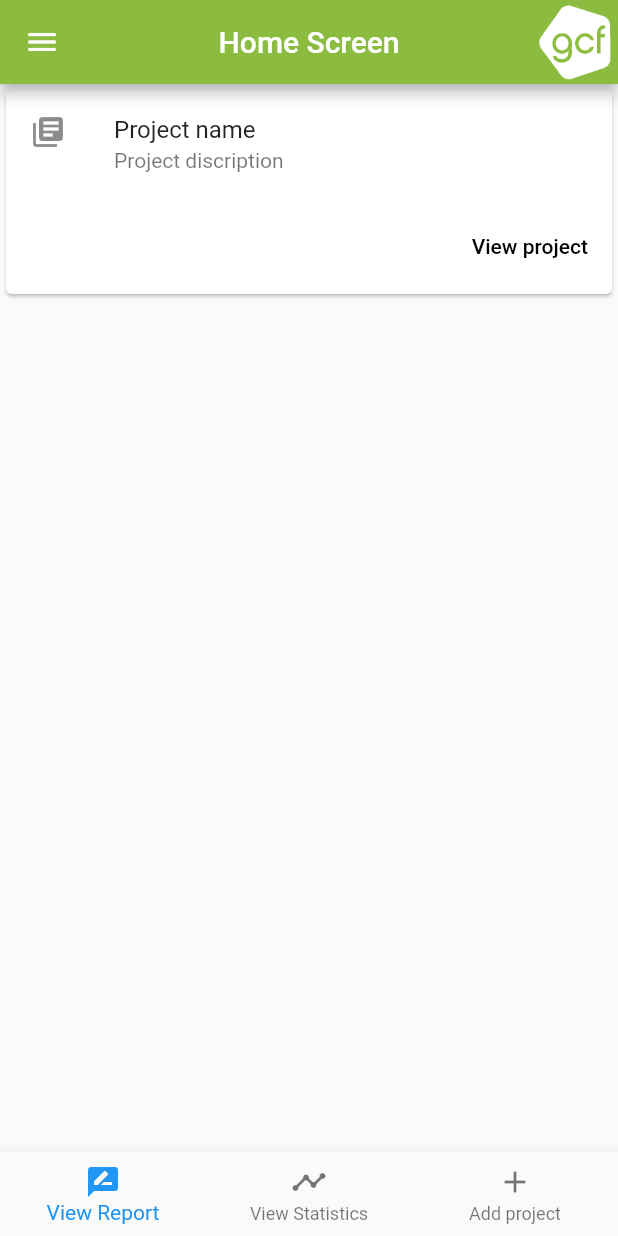
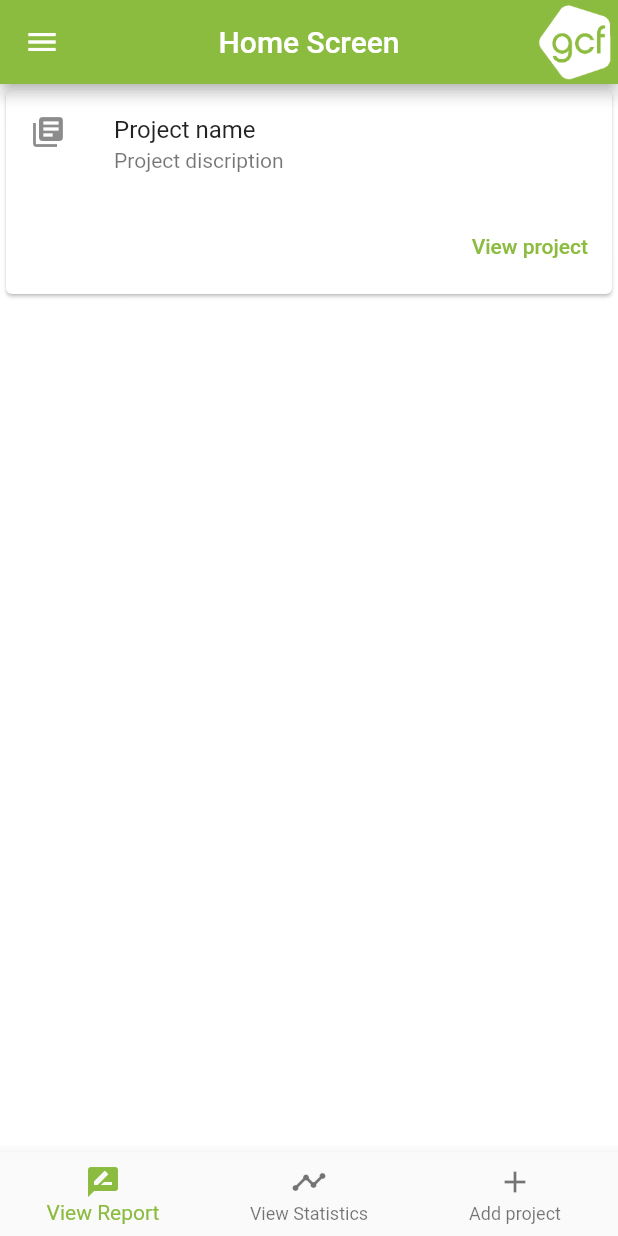
Before and after one commit to Kid-Seven-7/gcf, a Flutter app: the screen it shows after launch, on a phone screen of 412 x 824 dp. Run offline on Flutter 3.47's test engine with Material 2 defaults, Android fonts, the phone set to English and light mode, and no system bars.

Commit message:
Removed counter and developer import, Added container for colors. BottomNavigationBar implemented

```diff
--- a/lib/home_page.dart
+++ b/lib/home_page.dart
@@ -2,7 +2,6 @@ import 'package:flutter/material.dart';
 
 //debug
 import 'package:flutter/foundation.dart';
-import 'dart:developer';
 
 import 'add_project.dart';
 
@@ -13,14 +12,8 @@ class HomeScreen extends StatefulWidget {
 
 class _HomeScreenState extends State<HomeScreen> {
   GlobalKey<ScaffoldState> _key = new GlobalKey<ScaffoldState>();
-  int _counter = 0;
   _handleDrawer() {
     _key.currentState.openDrawer();
-
-//    setState(() {
-//      ///DO MY API CALLS
-//      _counter++;
-//    });
   }
 
   @override
@@ -39,7 +32,9 @@ class _HomeScreenState extends State<HomeScreen> {
           Image.asset('assets/images/gcf_white.png'),
         ],
       ),
-      body: Column(
+      body: Container(
+        color: Color.fromARGB(255, 255, 255, 255),
+        child:  Column(
           children: <Widget>[
             Card(
               child: Column(
@@ -54,7 +49,9 @@ class _HomeScreenState extends State<HomeScreen> {
                     child: ButtonBar(
                       children: <Widget>[
                         FlatButton(
-                        child: const Text('View project'),
+                          child: const Text('View project', style: TextStyle(
+                            color: Color.fromARGB(255, 140, 188, 63),
+                          ),),
                           onPressed: () {},
                         )
                       ],
@@ -65,13 +62,18 @@ class _HomeScreenState extends State<HomeScreen> {
             )
           ],
         ),
+      ) ,
+
       bottomNavigationBar: BottomNavigationBar(
+        fixedColor: Color.fromARGB(255, 140, 188, 63),
         items: <BottomNavigationBarItem>[
-          BottomNavigationBarItem(icon: Icon(Icons.rate_review), title: Text('View Report')),
+          BottomNavigationBarItem(backgroundColor: Colors.black ,icon: Icon(Icons.rate_review), title: Text('View Report')),
           BottomNavigationBarItem(icon: Icon(Icons.timeline), title: Text('View Statistics')),
           BottomNavigationBarItem(icon: Icon(Icons.add), title: Text('Add project')),
         ],
-        onTap: _onItemTapped,
+        onTap: (index)  {
+          _onItemTapped(context, index);
+        },
       ),
       drawer: Drawer(
           child: ListView(
@@ -83,21 +85,24 @@ class _HomeScreenState extends State<HomeScreen> {
                   children: <Widget>[
                     Row(
                       children: <Widget>[
-                        Icon(Icons.account_circle),
+                        Icon(Icons.account_circle, color: Colors.white,),
                         Text(
                           'User Name',
                           style: TextStyle(
+                            color: Colors.white,
                             fontSize: 25.0,
                           ),
                         ),
                       ],
                     ),
-                    Text('Title')
+                    Text('Title', style: TextStyle(
+                      color: Colors.white,
+                    ),)
                   ],
                 ),
 
                 decoration: BoxDecoration(
-                  color: Color.fromARGB(255, 96, 129, 42),
+                  color: Color.fromARGB(255, 140, 188, 63),
                 ),
               ),
               ListTile(
@@ -140,14 +145,14 @@ class _HomeScreenState extends State<HomeScreen> {
   }
 }
 
-void _onItemTapped(int index){
-  if (index == 0){
+void _onItemTapped(BuildContext context , int index) {
+  if (index == 0) {
     debugPrint('View Report');
-  }else if (index == 1){
+  } else if (index == 1) {
     debugPrint('View Statistics');
-  }else if (index == 2){
+  } else if (index == 2) {
     debugPrint('Add project');
-    Navigator.push(context, MaterialPageRoute(builder: (context)=>CreateProjectPage()));
+    Navigator.push(
+        context, MaterialPageRoute(builder: (context) => CreateProjectPage()));
   }
-
 }
```
Lines whose indentation alone changed are shown as unchanged.
